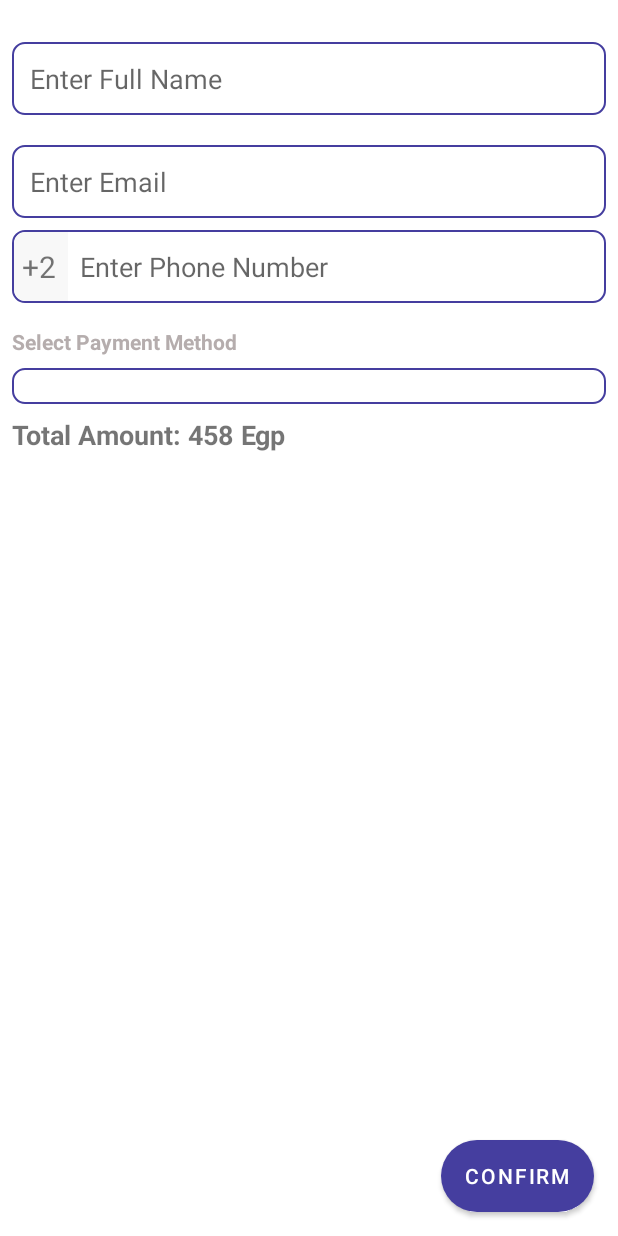
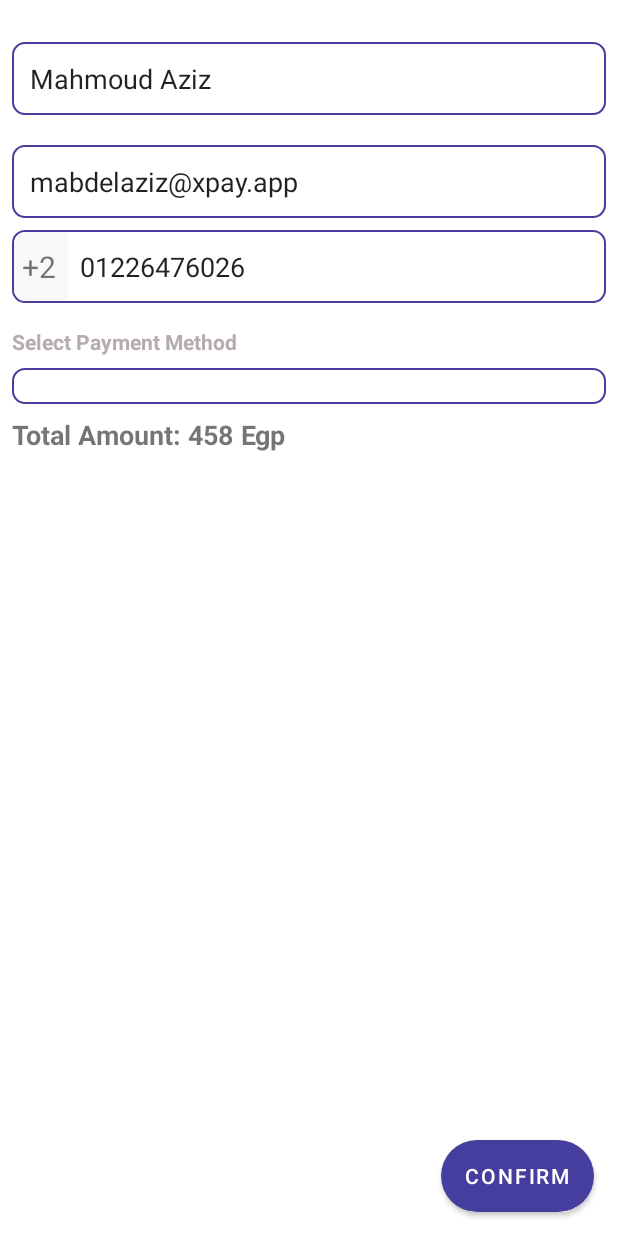
Before and after one commit to xpayeg/Android-kotlin-sdk-example, an Android app: the UserActivity screen opened directly, with no data from a screen before it, on a phone screen of 412 x 824 dp. Run offline under Robolectric (Android 15) with nearby library versions, the phone set to English and light mode, and no system bars; Roboto replaces fonts that are not available here; 1 statement that could not run was skipped.

```diff
--- a/app/build.gradle
+++ b/app/build.gradle
@@ -15,7 +15,7 @@ android {
     defaultConfig {
         vectorDrawables.useSupportLibrary = true
         applicationId "com.xpay.kotlin"
-        minSdkVersion 16
+        minSdkVersion 21
         targetSdkVersion 29
         versionCode 1
         versionName "1.0"
@@ -45,9 +45,11 @@ dependencies {
     implementation 'androidx.core:core-ktx:1.0.2'
     implementation 'androidx.constraintlayout:constraintlayout:1.1.3'
     implementation "com.google.android.material:material:1.0.0"
-    implementation project(":xpay")
+//    implementation project(":xpay")
     implementation 'org.jetbrains.kotlinx:kotlinx-coroutines-core:1.3.3'
     implementation "androidx.lifecycle:lifecycle-runtime-ktx:2.2.0-alpha02"
+    implementation 'androidx.browser:browser:1.2.0'
+    implementation 'com.google.guava:listenablefuture:9999.0-empty-to-avoid-conflict-with-guava'
     implementation 'com.google.code.gson:gson:2.8.5'
     implementation 'androidx.annotation:annotation:1.1.0'
     implementation 'com.github.d-max:spots-dialog:1.1@aar'
--- a/app/src/main/res/layout/activity_pay.xml
+++ b/app/src/main/res/layout/activity_pay.xml
@@ -51,15 +51,12 @@
         android:layout_width="wrap_content"
         android:layout_height="wrap_content"
         android:layout_marginStart="16dp"
-        android:layout_marginLeft="16dp"
         android:layout_marginTop="16dp"
         android:layout_marginEnd="16dp"
-        android:layout_marginRight="16dp"
         android:fontFamily="@font/roboto"
         android:lineSpacingExtra="8sp"
         android:paddingLeft="18sp"
         android:paddingRight="18sp"
-        android:text="Go to the nearest kiosk that has Masary/Aman payment machines and ask the seller to pay for(Madfouaat Mutanouea Accept Ù…Ø¯Ù�ÙˆØ¹Ø§Øª Ù…ØªÙ†ÙˆØ¹Ø© Ø§ÙƒØ³Ø¨Øª) and give them that number 4986"
         android:textAppearance="@style/TextAppearance.AppCompat.Body1"
         android:textSize="22sp"
         app:layout_constraintEnd_toEndOf="parent"
--- a/app/src/main/res/layout/activity_user.xml
+++ b/app/src/main/res/layout/activity_user.xml
@@ -17,15 +17,14 @@
             android:layout_width="0dp"
             android:layout_height="wrap_content"
             android:layout_marginStart="8dp"
-            android:layout_marginLeft="8dp"
             android:layout_marginTop="28dp"
             android:layout_marginEnd="8dp"
-            android:layout_marginRight="8dp"
             android:background="@drawable/background_border"
             android:ems="6"
             android:hint="Enter Full Name"
             android:inputType="textPersonName"
             android:padding="12dp"
+            android:text="Mahmoud Aziz"
             app:layout_constraintEnd_toEndOf="parent"
             app:layout_constraintHorizontal_bias="0.0"
             app:layout_constraintStart_toStartOf="parent"
@@ -36,15 +35,14 @@
             android:layout_width="0dp"
             android:layout_height="wrap_content"
             android:layout_marginStart="8dp"
-            android:layout_marginLeft="8dp"
             android:layout_marginTop="20dp"
             android:layout_marginEnd="8dp"
-            android:layout_marginRight="8dp"
             android:background="@drawable/background_border"
             android:ems="6"
             android:hint="Enter Email"
             android:inputType="textEmailAddress"
             android:padding="12dp"
+            android:text="mabdelaziz@xpay.app"
             app:layout_constraintEnd_toEndOf="parent"
             app:layout_constraintHorizontal_bias="0.0"
             app:layout_constraintStart_toStartOf="parent"
@@ -55,10 +53,8 @@
             android:layout_width="0dp"
             android:layout_height="wrap_content"
             android:layout_marginStart="8dp"
-            android:layout_marginLeft="8dp"
             android:layout_marginTop="8dp"
             android:layout_marginEnd="8dp"
-            android:layout_marginRight="8dp"
             android:background="@drawable/background_border"
             android:ems="6"
             android:hint="Enter Phone Number"
@@ -68,6 +64,7 @@
             android:paddingTop="12dp"
             android:paddingRight="15dp"
             android:paddingBottom="12dp"
+            android:text="01226476026"
             app:layout_constraintEnd_toEndOf="parent"
             app:layout_constraintHorizontal_bias="0.0"
             app:layout_constraintStart_toStartOf="parent"
```
Also changed, not shown: app/src/main/AndroidManifest.xml (+4 -4 lines), app/src/main/java/com/xpay/kotlin/MainActivity.kt (+26 -4 lines), app/src/main/java/com/xpay/kotlin/PayActivity.kt (+10 -30 lines).
